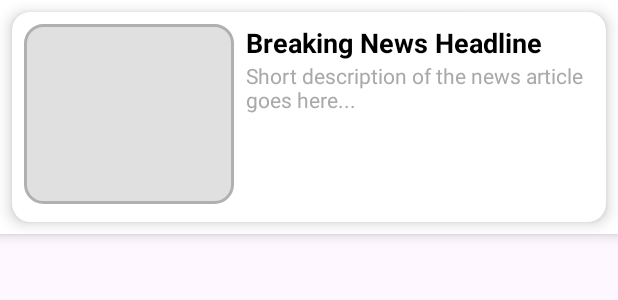
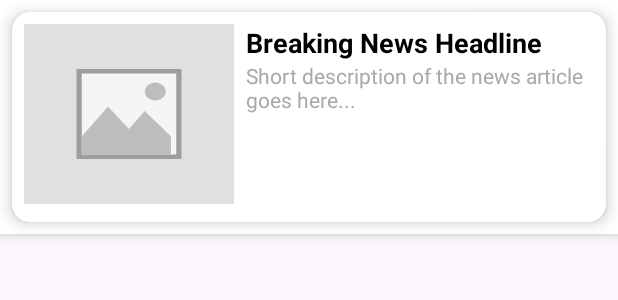
Before and after one commit to vinaygupta17g/News-App, an Android app: the layout news_demo.xml on its own in the app's theme, with its tools: preview values and no code run, on a phone screen of 412 x 824 dp. Shown: the top 300 px of the screen. Run offline under Robolectric (Android 15) with nearby library versions, the phone set to English and light mode, and no system bars; network calls fail.

Commit message:
29-06-2025

```diff
--- a/app/src/main/res/layout/news_demo.xml
+++ b/app/src/main/res/layout/news_demo.xml
@@ -29,7 +29,7 @@
                 android:layout_height="120dp"
                 android:scaleType="centerCrop"
                 android:layout_marginEnd="8dp"
-                android:background="@drawable/news_placeholder" />
+                android:background="@drawable/placeholder_image" />
 
             <!-- News Title & Description -->
             <LinearLayout
```
